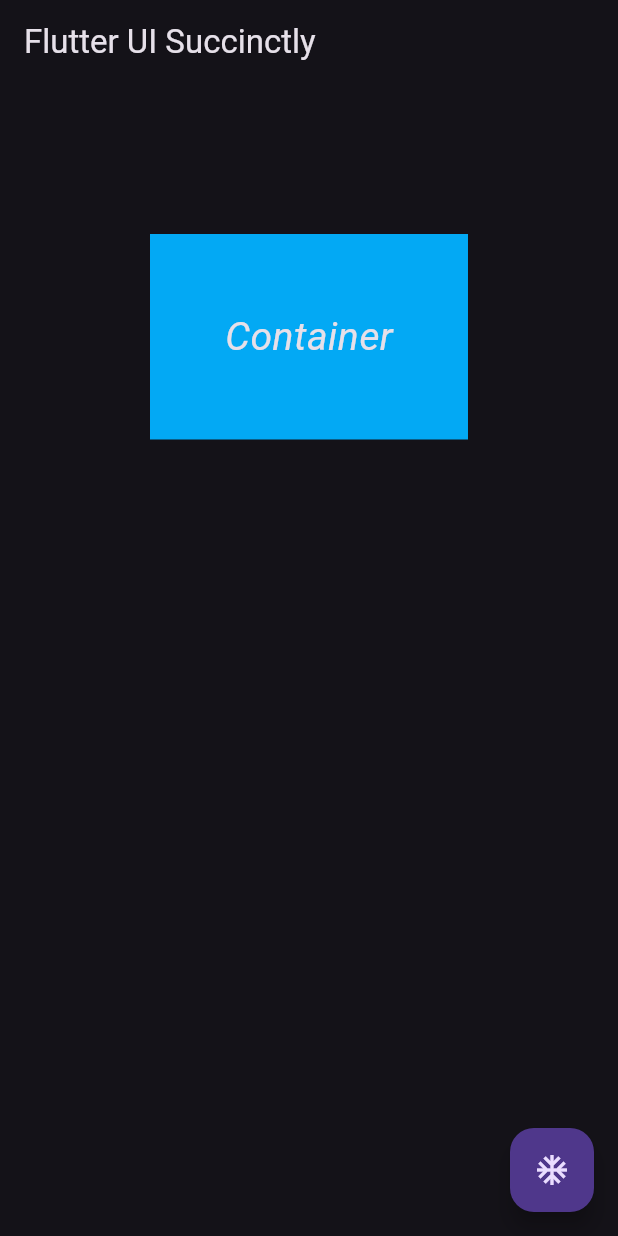
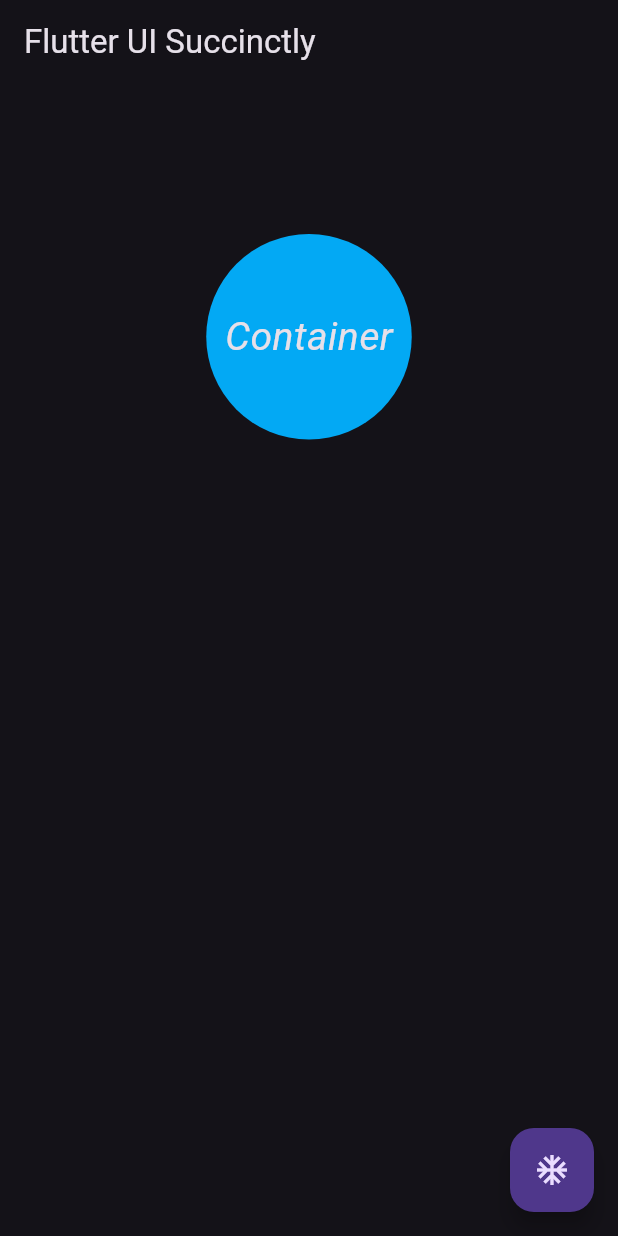
Before and after one commit to ipung-uhb/belajar_ui_flutter_09, a Flutter app: the screen it shows after launch, on a phone screen of 412 x 824 dp. Run offline on Flutter 3.47's test engine with Material 3 defaults, Android fonts, the phone set to English and light mode, and no system bars.

Commit message:
9 Box Decoration container convert to circle

```diff
--- a/lib/main.dart
+++ b/lib/main.dart
@@ -12,7 +12,10 @@ class MyApp extends StatelessWidget {
         body: Container(
           margin: EdgeInsets.all(100),
           padding: EdgeInsets.all(50),
-          color: Colors.lightBlue,
+          decoration: BoxDecoration(
+            color: Colors.lightBlue,
+            shape: BoxShape.circle,
+          ),
           child: Text('Container'),
         ),
         floatingActionButton: FloatingActionButton(
```
